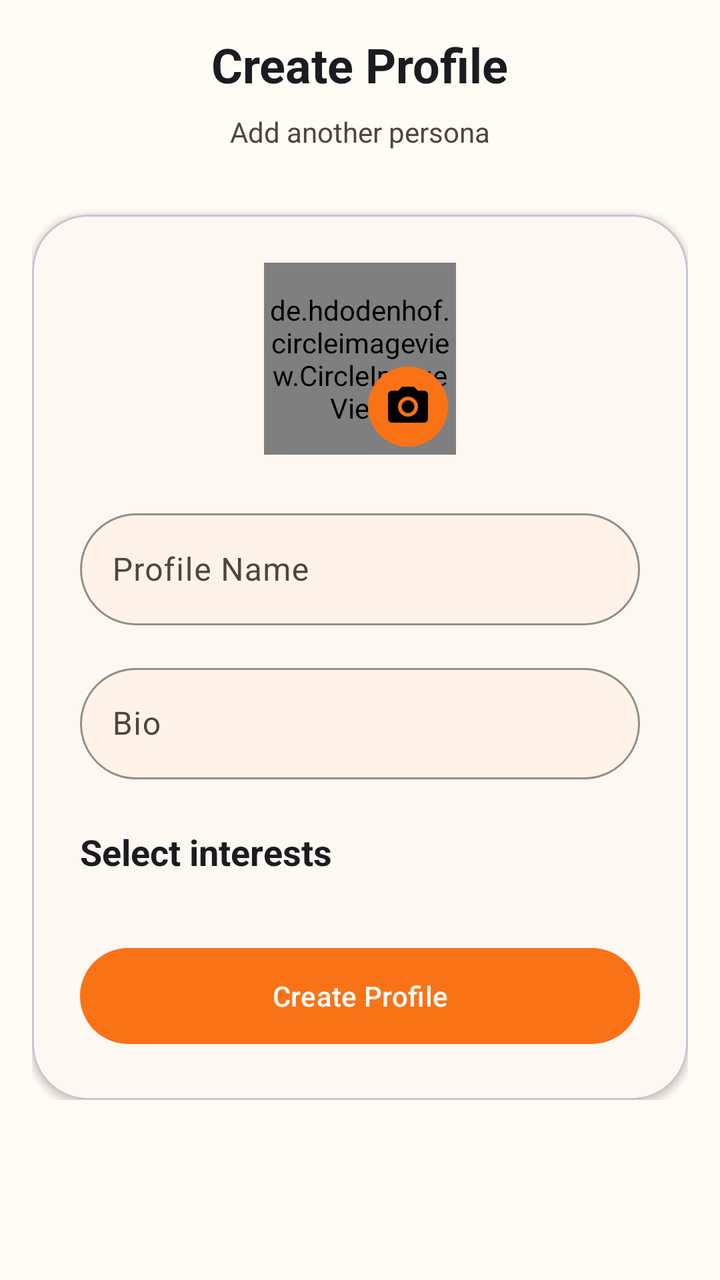
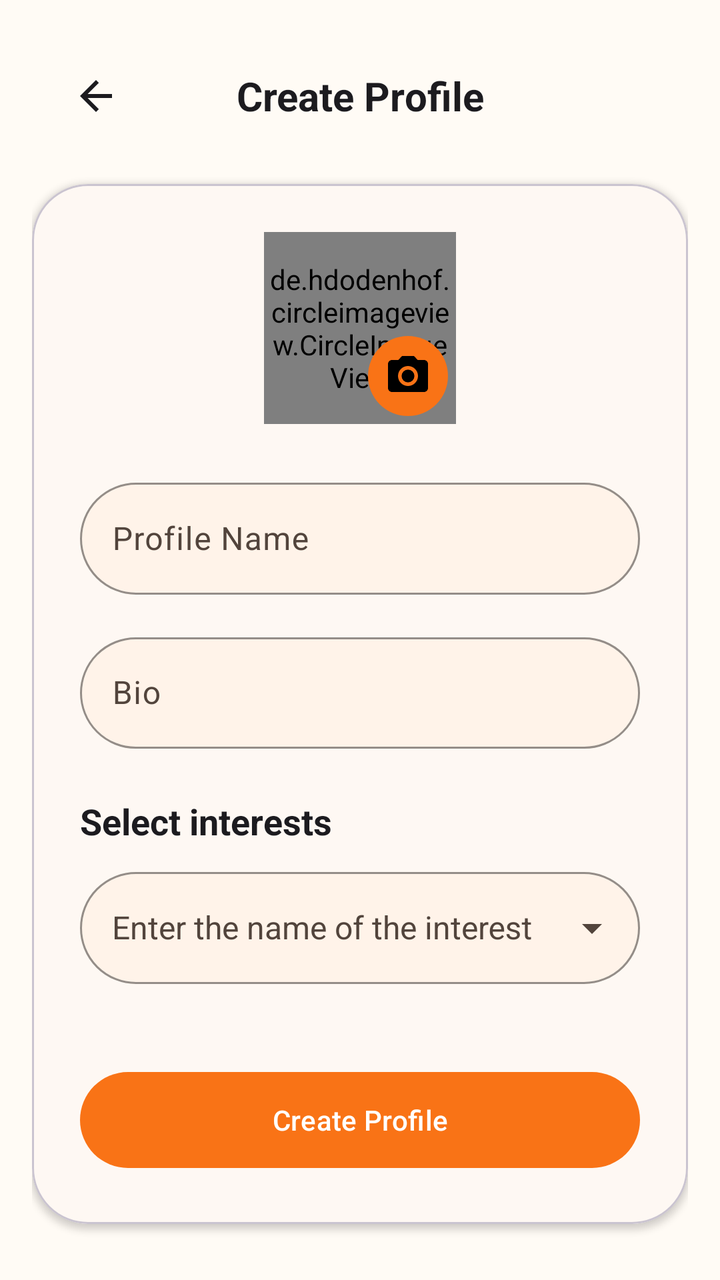

Before-and-after screenshots of an Android layout around one commit, followed by the original layout XML and the change that was made.
<!-- AndroidManifest.xml: application theme Theme.Common_Ground -->
<!-- res/layout/fragment_create_profile.xml -->
<?xml version="1.0" encoding="utf-8"?>
<ScrollView xmlns:android="http://schemas.android.com/apk/res/android"
    xmlns:app="http://schemas.android.com/apk/res-auto"
    android:layout_width="match_parent"
    android:layout_height="match_parent"
    android:background="@color/md_surface"
    android:padding="@dimen/spacing_16"
    android:fitsSystemWindows="true">

    <LinearLayout
        android:layout_width="match_parent"
        android:layout_height="wrap_content"
        android:orientation="vertical"
        android:gravity="center">

        <LinearLayout
            android:layout_width="wrap_content"
            android:layout_height="wrap_content"
            android:orientation="vertical"
            android:gravity="center"
            android:layout_marginBottom="@dimen/spacing_32">

            <TextView
                android:layout_width="wrap_content"
                android:layout_height="wrap_content"
                android:text="@string/create_profile"
                android:textColor="@color/md_on_surface"
                android:textSize="@dimen/text_2xl"
                android:textStyle="bold"
                android:layout_marginBottom="@dimen/spacing_8" />

            <TextView
                android:layout_width="wrap_content"
                android:layout_height="wrap_content"
                android:text="@string/create_profile_hint"
                android:textColor="@color/md_on_surface_variant"
                android:textSize="@dimen/text_sm"
                android:gravity="center" />
        </LinearLayout>

        <com.google.android.material.card.MaterialCardView
            android:layout_width="match_parent"
            android:layout_height="wrap_content"
            style="@style/CardView.Rounded"
            app:cardCornerRadius="@dimen/corner_radius_28"
            app:cardElevation="@dimen/elevation_2">

            <LinearLayout
                android:layout_width="match_parent"
                android:layout_height="wrap_content"
                android:orientation="vertical"
                android:padding="@dimen/spacing_24">

                <RelativeLayout
                    android:layout_width="match_parent"
                    android:layout_height="wrap_content"
                    android:gravity="center"
                    android:layout_marginBottom="@dimen/spacing_24">

                    <de.hdodenhof.circleimageview.CircleImageView
                        android:id="@+id/profile_avatar"
                        android:layout_width="96dp"
                        android:layout_height="96dp"
                        android:src="@drawable/ic_person"
                        app:civ_border_width="3dp"
                        app:civ_border_color="@color/md_outline_variant" />

                    <ImageButton
                        android:id="@+id/avatar_edit_button"
                        android:layout_width="40dp"
                        android:layout_height="40dp"
                        android:background="@drawable/circle_background_primary"
                        android:src="@drawable/ic_camera"
                        android:layout_alignBottom="@id/profile_avatar"
                        android:layout_alignEnd="@id/profile_avatar"
                        android:layout_marginEnd="4dp"
                        android:layout_marginBottom="4dp" />

                </RelativeLayout>

                <com.google.android.material.textfield.TextInputLayout
                    style="@style/TextInputLayout.Rounded"
                    android:layout_width="match_parent"
                    android:layout_height="wrap_content"
                    android:layout_marginBottom="@dimen/spacing_16">

                    <com.google.android.material.textfield.TextInputEditText
                        android:id="@+id/username_edit_text"
                        android:layout_width="match_parent"
                        android:layout_height="@dimen/input_height"
                        android:hint="@string/profile_name"
                        android:textColor="@color/md_on_surface"
                        android:textSize="@dimen/text_base" />

                </com.google.android.material.textfield.TextInputLayout>

                <com.google.android.material.textfield.TextInputLayout
                    style="@style/TextInputLayout.Rounded"
                    android:layout_width="match_parent"
                    android:layout_height="wrap_content"
                    android:layout_marginBottom="@dimen/spacing_24">

                    <com.google.android.material.textfield.TextInputEditText
                        android:id="@+id/bio_edit_text"
                        android:layout_width="match_parent"
                        android:layout_height="wrap_content"
                        android:hint="@string/bio"
                        android:inputType="textMultiLine"
                        android:maxLines="3"
                        android:textColor="@color/md_on_surface"
                        android:textSize="@dimen/text_base" />

                </com.google.android.material.textfield.TextInputLayout>

                <LinearLayout
                    android:layout_width="match_parent"
                    android:layout_height="wrap_content"
                    android:orientation="vertical"
                    android:layout_marginBottom="@dimen/spacing_24">

                    <TextView
                        android:layout_width="match_parent"
                        android:layout_height="wrap_content"
                        android:text="@string/select_interests_title"
                        android:textColor="@color/md_on_surface"
                        android:textSize="@dimen/text_lg"
                        android:textStyle="bold"
                        android:layout_marginBottom="@dimen/spacing_8" />

                    <com.google.android.material.chip.ChipGroup
                        android:id="@+id/interests_chip_group"
                        android:layout_width="match_parent"
                        android:layout_height="wrap_content"
                        app:chipSpacingHorizontal="@dimen/spacing_8"
                        app:chipSpacingVertical="@dimen/spacing_8" />

                </LinearLayout>

                <com.google.android.material.button.MaterialButton
                    android:id="@+id/create_profile_button"
                    android:layout_width="match_parent"
                    android:layout_height="@dimen/button_height"
                    style="@style/Button.Filled"
                    android:text="@string/create_profile" />

            </LinearLayout>

        </com.google.android.material.card.MaterialCardView>

    </LinearLayout>

</ScrollView>
<!-- resources referenced by this layout -->
<resources>
  <color name="md_on_surface">#1C1B1F</color>
  <color name="md_outline_variant">#E7D7CC</color>
  <color name="md_surface">#FFFBF5</color>
  <dimen name="button_height">56dp</dimen>
  <dimen name="corner_radius_28">28dp</dimen>
  <dimen name="elevation_2">2dp</dimen>
  <dimen name="input_height">56dp</dimen>
  <dimen name="spacing_16">16dp</dimen>
  <dimen name="spacing_24">24dp</dimen>
  <dimen name="spacing_32">32dp</dimen>
  <dimen name="spacing_8">8dp</dimen>
  <dimen name="text_2xl">24sp</dimen>
  <dimen name="text_base">16sp</dimen>
  <dimen name="text_lg">18sp</dimen>
  <dimen name="text_sm">14sp</dimen>
  <string name="bio">Bio</string>
  <string name="create_profile_hint">Add another persona</string>
  <string name="profile_name">Profile Name</string>
  <style name="Theme.Common_Ground" parent="Theme.Material3.DayNight.NoActionBar">
          <item name="colorPrimary">@color/md_primary</item>
          <item name="colorOnPrimary">@color/md_on_primary</item>
          <item name="colorPrimaryContainer">@color/md_primary_container</item>
          <item name="colorOnPrimaryContainer">@color/md_on_primary_container</item>
  
          <item name="colorSecondary">@color/md_secondary</item>
          <item name="colorOnSecondary">@color/md_on_secondary</item>
          <item name="colorSecondaryContainer">@color/md_secondary_container</item>
          <item name="colorOnSecondaryContainer">@color/md_on_secondary_container</item>
  
          <item name="colorTertiary">@color/md_tertiary</item>
          <item name="colorOnTertiary">@color/md_on_tertiary</item>
          <item name="colorTertiaryContainer">@color/md_tertiary_container</item>
          <item name="colorOnTertiaryContainer">@color/md_on_tertiary_container</item>
  
          <item name="colorSurface">@color/md_surface</item>
          <item name="colorOnSurface">@color/md_on_surface</item>
          <item name="colorSurfaceVariant">@color/md_surface_variant</item>
          <item name="colorOnSurfaceVariant">@color/md_on_surface_variant</item>
  
          <item name="android:statusBarColor">@color/md_surface_container</item>
          <item name="android:navigationBarColor">@color/md_surface_container</item>
      </style>
  <color name="md_primary">#F97316</color>
  <color name="md_on_primary">#FFFFFF</color>
  <dimen name="corner_radius_full">50dp</dimen>
  <dimen name="elevation_1">1dp</dimen>
  <dimen name="corner_radius_20">20dp</dimen>
  <color name="md_secondary">#EF4444</color>
  <color name="md_on_secondary">#FFFFFF</color>
  <color name="md_tertiary">#FBBF24</color>
  <color name="md_on_tertiary">#422006</color>
  <color name="md_surface_variant">#FFF7ED</color>
  <!-- unchanged entries left out for length: 18 -->
</resources>

<!-- the commit's change to res/layout/fragment_create_profile.xml (unified diff, before → after) -->
@@ -3,47 +3,68 @@
     xmlns:app="http://schemas.android.com/apk/res-auto"
     android:layout_width="match_parent"
     android:layout_height="match_parent"
+    android:fillViewport="true"
     android:background="@color/md_surface"
-    android:padding="@dimen/spacing_16"
     android:fitsSystemWindows="true">
 
-    <LinearLayout
+    <androidx.constraintlayout.widget.ConstraintLayout
         android:layout_width="match_parent"
         android:layout_height="wrap_content"
-        android:orientation="vertical"
-        android:gravity="center">
+        android:padding="@dimen/spacing_16">
 
-        <LinearLayout
-            android:layout_width="wrap_content"
-            android:layout_height="wrap_content"
-            android:orientation="vertical"
-            android:gravity="center"
-            android:layout_marginBottom="@dimen/spacing_32">
+        <com.google.android.material.appbar.MaterialToolbar
+            android:id="@+id/toolbar"
+            android:layout_width="0dp"
+            android:layout_height="?attr/actionBarSize"
+            android:background="@android:color/transparent"
+            app:title=""
+            app:contentInsetStart="0dp"
+            app:layout_constraintTop_toTopOf="parent"
+            app:layout_constraintStart_toStartOf="parent"
+            app:layout_constraintEnd_toEndOf="parent">
 
-            <TextView
-                android:layout_width="wrap_content"
-                android:layout_height="wrap_content"
-                android:text="@string/create_profile"
-                android:textColor="@color/md_on_surface"
-                android:textSize="@dimen/text_2xl"
-                android:textStyle="bold"
-                android:layout_marginBottom="@dimen/spacing_8" />
+            <LinearLayout
+                android:layout_width="match_parent"
+                android:layout_height="match_parent"
+                android:gravity="center_vertical"
+                android:orientation="horizontal"
+                android:paddingHorizontal="@dimen/spacing_8">
 
-            <TextView
-                android:layout_width="wrap_content"
-                android:layout_height="wrap_content"
-                android:text="@string/create_profile_hint"
-                android:textColor="@color/md_on_surface_variant"
-                android:textSize="@dimen/text_sm"
-                android:gravity="center" />
-        </LinearLayout>
+                <ImageButton
+                    android:id="@+id/back_button"
+                    android:layout_width="48dp"
+                    android:layout_height="48dp"
+                    android:background="?attr/selectableItemBackgroundBorderless"
+                    android:contentDescription="@string/back"
+                    android:src="@drawable/ic_arrow_back"
+                    app:tint="@color/md_on_surface" />
+
+                <TextView
+                    android:layout_width="0dp"
+                    android:layout_height="wrap_content"
+                    android:layout_weight="1"
+                    android:text="@string/create_profile"
+                    android:textColor="@color/md_on_surface"
+                    android:textSize="@dimen/text_xl"
+                    android:textStyle="bold"
+                    android:gravity="center" />
+
+                <View
+                    android:layout_width="48dp"
+                    android:layout_height="48dp" />
+            </LinearLayout>
+        </com.google.android.material.appbar.MaterialToolbar>
 
         <com.google.android.material.card.MaterialCardView
             android:layout_width="match_parent"
             android:layout_height="wrap_content"
             style="@style/CardView.Rounded"
             app:cardCornerRadius="@dimen/corner_radius_28"
-            app:cardElevation="@dimen/elevation_2">
+            app:cardElevation="@dimen/elevation_2"
+            app:layout_constraintTop_toBottomOf="@id/toolbar"
+            app:layout_constraintBottom_toBottomOf="parent"
+            app:layout_constraintStart_toStartOf="parent"
+            app:layout_constraintEnd_toEndOf="parent">
 
             <LinearLayout
                 android:layout_width="match_parent"
@@ -74,11 +95,25 @@
                         android:layout_alignBottom="@id/profile_avatar"
                         android:layout_alignEnd="@id/profile_avatar"
                         android:layout_marginEnd="4dp"
-                        android:layout_marginBottom="4dp" />
+                        android:layout_marginBottom="4dp"
+                        android:contentDescription="@string/change_avatar" />
 
+                    <ImageButton
+                        android:id="@+id/avatar_clear_button"
+                        android:layout_width="32dp"
+                        android:layout_height="32dp"
+                        android:background="@drawable/circle_background_secondary"
+                        android:src="@drawable/ic_close"
+                        android:layout_alignTop="@id/profile_avatar"
+                        android:layout_alignStart="@id/profile_avatar"
+                        android:layout_marginStart="4dp"
+                        android:layout_marginTop="4dp"
+                        android:visibility="gone"
+                        android:contentDescription="@string/clear_avatar" />
                 </RelativeLayout>
 
                 <com.google.android.material.textfield.TextInputLayout
+                    android:id="@+id/username_input_layout"
                     style="@style/TextInputLayout.Rounded"
                     android:layout_width="match_parent"
                     android:layout_height="wrap_content"
@@ -90,11 +125,12 @@
                         android:layout_height="@dimen/input_height"
                         android:hint="@string/profile_name"
                         android:textColor="@color/md_on_surface"
-                        android:textSize="@dimen/text_base" />
-
+                        android:textSize="@dimen/text_base"
+                        android:inputType="text" />
                 </com.google.android.material.textfield.TextInputLayout>
 
                 <com.google.android.material.textfield.TextInputLayout
+                    android:id="@+id/bio_input_layout"
                     style="@style/TextInputLayout.Rounded"
                     android:layout_width="match_parent"
                     android:layout_height="wrap_content"
@@ -109,32 +145,45 @@
                         android:maxLines="3"
                         android:textColor="@color/md_on_surface"
                         android:textSize="@dimen/text_base" />
-
                 </com.google.android.material.textfield.TextInputLayout>
 
-                <LinearLayout
+                <TextView
                     android:layout_width="match_parent"
                     android:layout_height="wrap_content"
-                    android:orientation="vertical"
-                    android:layout_marginBottom="@dimen/spacing_24">
+                    android:text="@string/select_interests_title"
+                    android:textColor="@color/md_on_surface"
+                    android:textSize="@dimen/text_lg"
+                    android:textStyle="bold"
+                    android:layout_marginBottom="@dimen/spacing_8" />
 
-                    <TextView
+                <com.google.android.material.textfield.TextInputLayout
+                    android:id="@+id/interest_input_layout"
+                    style="@style/TextInputLayout.Rounded"
+                    android:layout_width="match_parent"
+                    android:layout_height="wrap_content"
+                    app:endIconMode="dropdown_menu"
+                    android:layout_marginBottom="@dimen/spacing_16">
+
+                    <com.google.android.material.textfield.MaterialAutoCompleteTextView
+                        android:id="@+id/interest_auto_complete"
                         android:layout_width="match_parent"
-                        android:layout_height="wrap_content"
-                        android:text="@string/select_interests_title"
+                        android:layout_height="@dimen/input_height"
+                        android:hint="@string/type_to_search_interest"
+                        android:inputType="text"
+                        android:maxLines="1"
+                        android:paddingStart="16dp"
+                        android:singleLine="true"
                         android:textColor="@color/md_on_surface"
-                        android:textSize="@dimen/text_lg"
-                        android:textStyle="bold"
-                        android:layout_marginBottom="@dimen/spacing_8" />
+                        android:textSize="@dimen/text_base" />
+                </com.google.android.material.textfield.TextInputLayout>
 
-                    <com.google.android.material.chip.ChipGroup
-                        android:id="@+id/interests_chip_group"
-                        android:layout_width="match_parent"
-                        android:layout_height="wrap_content"
-                        app:chipSpacingHorizontal="@dimen/spacing_8"
-                        app:chipSpacingVertical="@dimen/spacing_8" />
-
-                </LinearLayout>
+                <com.google.android.material.chip.ChipGroup
+                    android:id="@+id/selected_interests_chip_group"
+                    android:layout_width="match_parent"
+                    android:layout_height="wrap_content"
+                    app:chipSpacingHorizontal="@dimen/spacing_8"
+                    app:chipSpacingVertical="@dimen/spacing_4"
+                    android:layout_marginBottom="@dimen/spacing_24" />
 
                 <com.google.android.material.button.MaterialButton
                     android:id="@+id/create_profile_button"
@@ -144,9 +193,6 @@
                     android:text="@string/create_profile" />
 
             </LinearLayout>
-
         </com.google.android.material.card.MaterialCardView>
-
-    </LinearLayout>
-
+    </androidx.constraintlayout.widget.ConstraintLayout>
 </ScrollView>
<!-- resource entries referenced after the edit -->
@@ -9,15 +9,36 @@
   <dimen name="input_height">56dp</dimen>
   <dimen name="spacing_16">16dp</dimen>
   <dimen name="spacing_24">24dp</dimen>
-  <dimen name="spacing_32">32dp</dimen>
+  <dimen name="spacing_4">4dp</dimen>
   <dimen name="spacing_8">8dp</dimen>
-  <dimen name="text_2xl">24sp</dimen>
   <dimen name="text_base">16sp</dimen>
   <dimen name="text_lg">18sp</dimen>
-  <dimen name="text_sm">14sp</dimen>
+  <dimen name="text_xl">20sp</dimen>
+  <!-- drawable circle_background_secondary (drawable) -->
+  <?xml version="1.0" encoding="utf-8"?>
+  <shape xmlns:android="http://schemas.android.com/apk/res/android"
+      android:shape="oval">
+      <solid android:color="@color/md_secondary_container" />
+      <size android:width="48dp" android:height="48dp" />
+  </shape>
+  <!-- drawable ic_arrow_back (drawable) -->
+  <vector xmlns:android="http://schemas.android.com/apk/res/android" android:autoMirrored="true" android:height="24dp" android:tint="#000000" android:viewportHeight="24" android:viewportWidth="24" android:width="24dp">
+        
+      <path android:fillColor="@android:color/white" android:pathData="M20,11H7.83l5.59,-5.59L12,4l-8,8 8,8 1.41,-1.41L7.83,13H20v-2z"/>
+      
+  </vector>
+  <!-- drawable ic_close (drawable) -->
+  <vector xmlns:android="http://schemas.android.com/apk/res/android" android:height="24dp" android:tint="#000000" android:viewportHeight="24" android:viewportWidth="24" android:width="24dp">
+        
+      <path android:fillColor="@android:color/white" android:pathData="M19,6.41L17.59,5 12,10.59 6.41,5 5,6.41 10.59,12 5,17.59 6.41,19 12,13.41 17.59,19 19,17.59 13.41,12z"/>
+      
+  </vector>
+  <string name="back">Back</string>
   <string name="bio">Bio</string>
-  <string name="create_profile_hint">Add another persona</string>
+  <string name="change_avatar">Change Avatar</string>
+  <string name="clear_avatar">Clear avatar</string>
   <string name="profile_name">Profile Name</string>
+  <string name="type_to_search_interest">Enter the name of the interest</string>
   <style name="Theme.Common_Ground" parent="Theme.Material3.DayNight.NoActionBar">
           <item name="colorPrimary">@color/md_primary</item>
           <item name="colorOnPrimary">@color/md_on_primary</item>
@@ -41,6 +62,7 @@
   
           <item name="android:statusBarColor">@color/md_surface_container</item>
           <item name="android:navigationBarColor">@color/md_surface_container</item>
+          <item name="android:windowLightStatusBar">true</item>
       </style>
   <color name="md_primary">#F97316</color>
   <color name="md_on_primary">#FFFFFF</color>
